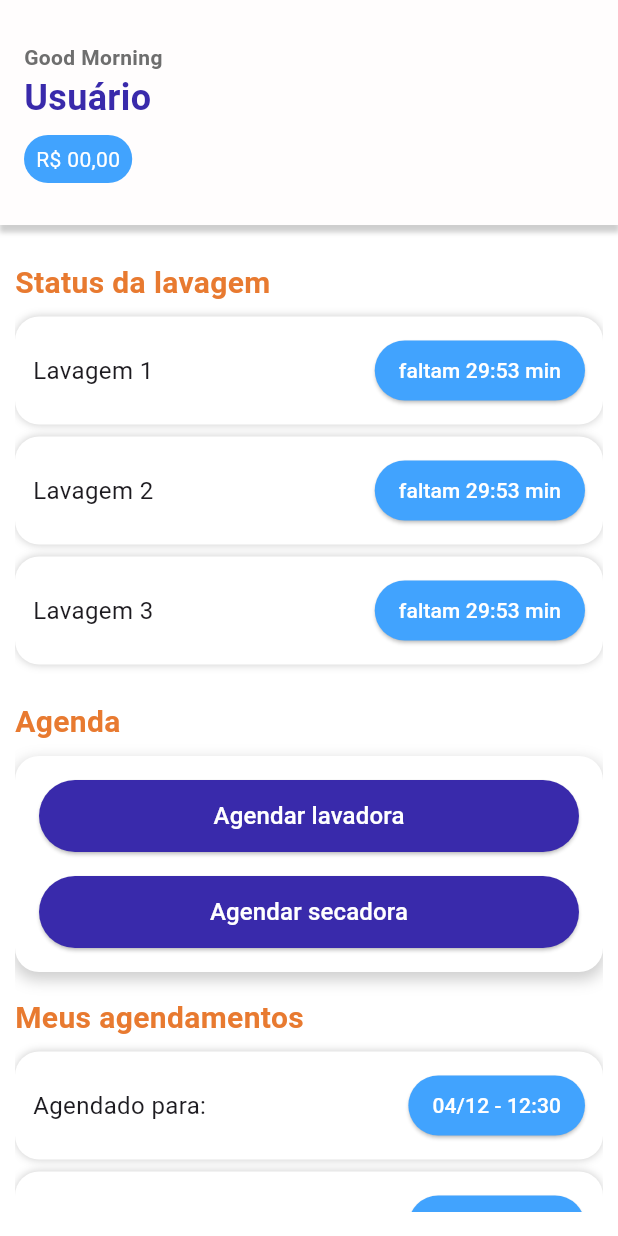
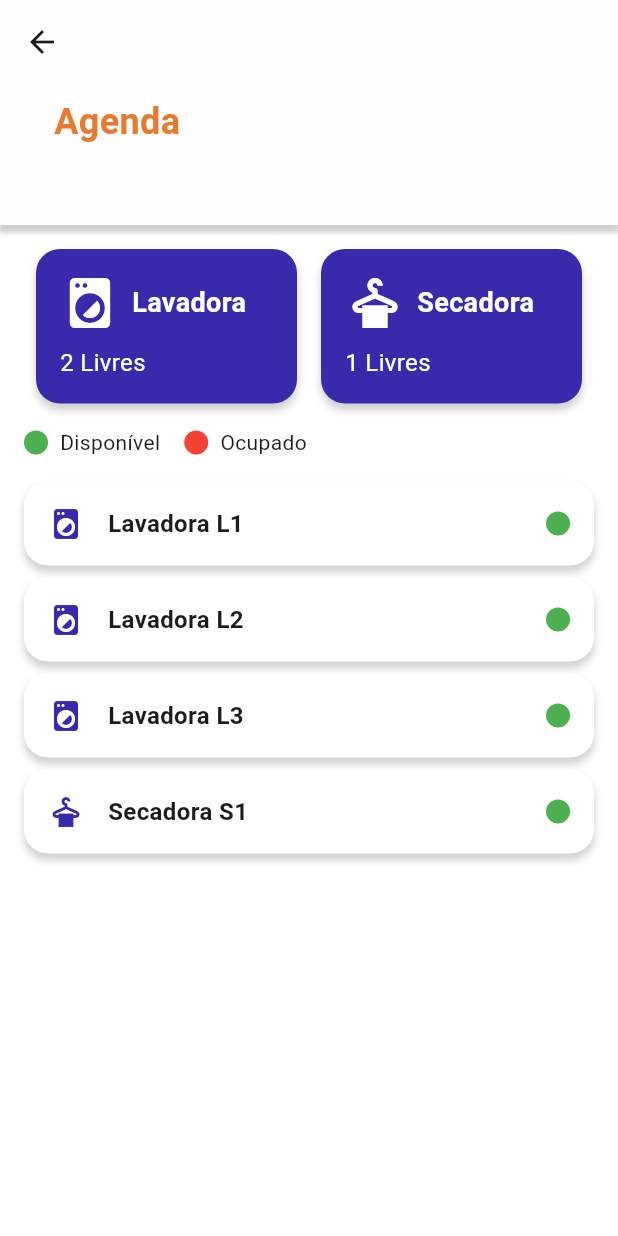
Before and after one commit to EduardoSimasL/flutter_lavapp, a Flutter app: the screen it shows after launch, after a tap on "faltam 29:53 min", on a phone screen of 412 x 824 dp. Run offline on Flutter 3.47's test engine with Material 3 defaults, Android fonts, the phone set to English and light mode, and no system bars; our stand-ins replace bloc, flutter_bloc.

Commit message:
Add tela de máquinas e alterado appbar

```diff
--- /dev/null
+++ b/lib/components/app_bar.dart
@@ -0,0 +1,39 @@
+import 'package:flutter/material.dart';
+import 'package:Lavapp/utils/colors.dart';
+
+class CustomAppBar extends StatelessWidget implements PreferredSizeWidget {
+  final Widget content;
+
+  const CustomAppBar({
+    Key? key,
+    required this.content, // Widget flexível para personalizar a área da AppBar
+  }) : super(key: key);
+
+  @override
+  Widget build(BuildContext context) {
+    return Container(
+      decoration: BoxDecoration(
+        color: AppColors.white, // Cor da AppBar
+        boxShadow: [
+          BoxShadow(
+            color: Colors.grey.withOpacity(0.5),
+            spreadRadius: 1,
+            blurRadius: 2,
+            offset: Offset(0, 4), // Sombra na parte de baixo
+          ),
+        ],
+      ),
+      child: AppBar(
+        backgroundColor: AppColors.white, // Deixa transparente
+        elevation: 0, // Remove a sombra padrão da AppBar
+        flexibleSpace: Padding(
+          padding: const EdgeInsets.symmetric(horizontal: 16.0, vertical: 20.0),
+          child: content, // Insere o conteúdo personalizado
+        ),
+      ),
+    );
+  }
+
+  @override
+  Size get preferredSize => const Size.fromHeight(150.0); // Altura personalizada
+}
--- a/lib/home_page.dart
+++ b/lib/home_page.dart
@@ -1,16 +1,20 @@
+import 'package:Lavapp/components/app_bar.dart';
 import 'package:flutter/material.dart';
 import 'package:flutter_bloc/flutter_bloc.dart';
 import 'blocs/navigation_bloc.dart';
 import 'blocs/navigation_event.dart';
 import 'blocs/navigation_state.dart';
 // import 'schedule_page.dart';
-// import 'live_machines_page.dart';
+import 'pages/live_machines_page.dart';
 import 'package:Lavapp/utils/colors.dart';
 
 class HomePage extends StatelessWidget {
-
   final List<String> statusItems = ['Lavagem 1', 'Lavagem 2', 'Lavagem 3'];
-  final List<String> agendamentoItems = ['04/12 - 12:30', '05/12 - 14:00', '06/12 - 10:00'];
+  final List<String> agendamentoItems = [
+    '04/12 - 12:30',
+    '05/12 - 14:00',
+    '06/12 - 10:00'
+  ];
 
   @override
   Widget build(BuildContext context) {
@@ -22,51 +26,35 @@ class HomePage extends StatelessWidget {
           //   MaterialPageRoute(builder: (context) => SchedulePage()),
           // );
         } else if (state is LiveMachinesState) {
-          // Navigator.push(
-          //   context,
-          //   MaterialPageRoute(builder: (context) => LiveMachinesPage()),
-          // );
+          Navigator.push(
+            context,
+            MaterialPageRoute(builder: (context) => LiveMachinesPage()),
+          );
         } else if (state is HomeState) {
           Navigator.popUntil(context, (route) => route.isFirst);
         }
       },
       child: Scaffold(
-        appBar: PreferredSize(
-          preferredSize:
-              const Size.fromHeight(150.0), // Aumentando a altura da AppBar
-          child: Container(
-            decoration: BoxDecoration(
-              color: AppColors.white, // Cor da AppBar
-              boxShadow: [
-                BoxShadow(
-                  color: Colors.grey.withOpacity(0.5),
-                  spreadRadius: 1,
-                  blurRadius: 2,
-                  offset: Offset(0, 4), // Sombra na parte de baixo
-                ),
-              ],
-            ),
-            child: AppBar(
-              backgroundColor: AppColors
-                  .white, // Deixa transparente para o Container cuidar da cor
-              elevation: 0, // Remove a sombra padrão da AppBar
-              flexibleSpace: Padding(
-                padding: const EdgeInsets.symmetric(
-                    horizontal: 16.0, vertical: 20.0),
-                child: Column(
+        appBar: CustomAppBar(
+          content: Column(
             mainAxisAlignment: MainAxisAlignment.center,
             crossAxisAlignment: CrossAxisAlignment.start,
             children: [
-                    const Text('Good Morning',
+              const Text(
+                'Good Morning',
                 style: TextStyle(
                   color: AppColors.gray,
                   fontWeight: FontWeight.bold,
-                        )),
-                    const Text('Usuário',
+                ),
+              ),
+              const Text(
+                'Usuário',
                 style: TextStyle(
                   fontSize: 24,
                   color: AppColors.darkBlue,
-                            fontWeight: FontWeight.bold)),
+                  fontWeight: FontWeight.bold,
+                ),
+              ),
               const SizedBox(height: 8),
               Container(
                 padding: const EdgeInsets.symmetric(horizontal: 8, vertical: 6),
@@ -74,13 +62,12 @@ class HomePage extends StatelessWidget {
                   color: AppColors.lightBlue,
                   borderRadius: BorderRadius.circular(20),
                 ),
-                      child: const Text('R\$ 00,00',
-                          style: TextStyle(color: Colors.white)),
+                child: const Text(
+                  'R\$ 00,00',
+                  style: TextStyle(color: Colors.white),
+                ),
               ),
             ],
-                ),
-              ),
-            ),
           ),
         ),
         body: Padding(
@@ -152,7 +139,6 @@ Widget _buildAgendamentos(BuildContext context, List<String> items) {
     );
   }
 
-
   Widget _buildLavagemItem(BuildContext context, String title) {
     return Container(
       padding: EdgeInsets.all(12),
@@ -204,7 +190,8 @@ Widget _buildAgendamentos(BuildContext context, List<String> items) {
       ),
       onPressed: () {
         // Adicione a ação aqui
-      BlocProvider.of<NavigationBloc>(context).add(NavigateToLiveMachinesPage());
+        BlocProvider.of<NavigationBloc>(context)
+            .add(NavigateToLiveMachinesPage());
       },
       child: Text(
         'faltam 29:53 min',
@@ -232,7 +219,6 @@ Widget _buildTimeScheduled(BuildContext context, String scheduleTime) {
       ),
     );
   }
-
 
   Widget _buildAgenda(BuildContext context) {
     return Container(
--- /dev/null
+++ b/lib/pages/live_machines_page.dart
@@ -0,0 +1,184 @@
+import 'package:Lavapp/components/app_bar.dart';
+import 'package:Lavapp/utils/colors.dart';
+import 'package:flutter/material.dart';
+
+class LiveMachinesPage extends StatelessWidget {
+  @override
+  Widget build(BuildContext context) {
+    return Scaffold(
+      appBar: const CustomAppBar(
+        content: Column(
+          mainAxisAlignment: MainAxisAlignment.center,
+          crossAxisAlignment: CrossAxisAlignment.start,
+          children: [
+            SizedBox(height: 20),
+            Padding(
+              padding: EdgeInsets.only(left: 20.0),
+              child: Text(
+                'Agenda',
+                style: TextStyle(
+                  fontSize: 24,
+                  color: AppColors.orange,
+                  fontWeight: FontWeight.bold,
+                ),
+              ),
+            ),
+            SizedBox(height: 8),
+          ],
+        ),
+      ),
+      body: Padding(
+        padding: const EdgeInsets.all(16.0),
+        child: Column(
+          crossAxisAlignment: CrossAxisAlignment.start,
+          children: [
+            Row(
+              mainAxisAlignment: MainAxisAlignment.spaceBetween,
+              children: [
+                _buildMachineStatusCard('Lavadora', 2),
+                _buildMachineStatusCard('Secadora', 1),
+              ],
+            ),
+            const SizedBox(height: 16),
+            _buildLegend(),
+            const SizedBox(height: 16),
+            Expanded(child: _buildMachineList()),
+          ],
+        ),
+      ),
+    );
+  }
+
+  Widget _buildMachineStatusCard(String type, int available) {
+    return Expanded(
+      child: Container(
+        padding: const EdgeInsets.all(16),
+        margin: const EdgeInsets.symmetric(horizontal: 8),
+        decoration: BoxDecoration(
+          color: AppColors.darkBlue,
+          borderRadius: BorderRadius.circular(16),
+          boxShadow: [
+            BoxShadow(
+              color: Colors.grey.withOpacity(0.5),
+              blurRadius: 4,
+              offset: const Offset(0, 4),
+            ),
+          ],
+        ),
+        child: Column(
+          crossAxisAlignment: CrossAxisAlignment.start,
+          children: [
+            Row(
+              children: [
+                Icon(
+                  type == 'Lavadora'
+                      ? Icons.local_laundry_service
+                      : Icons.dry_cleaning,
+                  color: Colors.white,
+                  size: 40,
+                ),
+                const SizedBox(width: 8),
+                Text(
+                  type,
+                  style: const TextStyle(
+                    color: Colors.white,
+                    fontSize: 18,
+                    fontWeight: FontWeight.bold,
+                  ),
+                ),
+              ],
+            ),
+            const SizedBox(height: 8),
+            Text(
+              '$available Livres',
+              style: const TextStyle(
+                color: Colors.white,
+                fontSize: 16,
+              ),
+            ),
+          ],
+        ),
+      ),
+    );
+  }
+
+  Widget _buildLegend() {
+    return Row(
+      children: [
+        _buildLegendItem(Colors.green, 'Disponível'),
+        const SizedBox(width: 16),
+        _buildLegendItem(Colors.red, 'Ocupado'),
+      ],
+    );
+  }
+
+  Widget _buildLegendItem(Color color, String label) {
+    return Row(
+      children: [
+        CircleAvatar(
+          radius: 8,
+          backgroundColor: color,
+        ),
+        const SizedBox(width: 8),
+        Text(label),
+      ],
+    );
+  }
+
+  Widget _buildMachineList() {
+    final machines = [
+      {'name': 'Lavadora L1', 'status': true},
+      {'name': 'Lavadora L2', 'status': true},
+      {'name': 'Lavadora L3', 'status': false},
+      {'name': 'Secadora S1', 'status': true},
+    ];
+
+    return ListView.builder(
+      itemCount: machines.length,
+      itemBuilder: (context, index) {
+        final machine = machines[index];
+        return Container(
+          margin: const EdgeInsets.only(bottom: 8),
+          padding: const EdgeInsets.all(16),
+          decoration: BoxDecoration(
+            color: Colors.white,
+            borderRadius: BorderRadius.circular(16),
+            boxShadow: [
+              BoxShadow(
+                color: Colors.grey.withOpacity(0.5),
+                blurRadius: 4,
+                offset: const Offset(0, 4),
+              ),
+            ],
+          ),
+          child: Row(
+            mainAxisAlignment: MainAxisAlignment.spaceBetween,
+            children: [
+              Row(
+                children: [
+                  Icon(
+                    (machine['name'] as String).contains('Lavadora')
+                        ? Icons.local_laundry_service
+                        : Icons.dry_cleaning,
+                    color: AppColors.darkBlue,
+                  ),
+                  const SizedBox(width: 16),
+                  Text(
+                    (machine['name'] as String),
+                    style: const TextStyle(
+                        fontSize: 16, fontWeight: FontWeight.bold),
+                  ),
+                ],
+              ),
+              CircleAvatar(
+                radius: 8,
+                backgroundColor:
+                    machine['status'] != null ? Colors.green : Colors.red,
+              ),
+            ],
+          ),
+        );
+      },
+    );
+  }
+}
```
Lines whose indentation alone changed are shown as unchanged.
